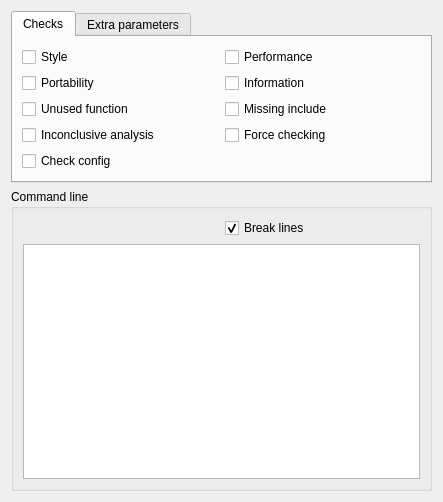
Above: config/projectconfigpage.ui from KDE/kdevelop before the change. Below: the same form after it.
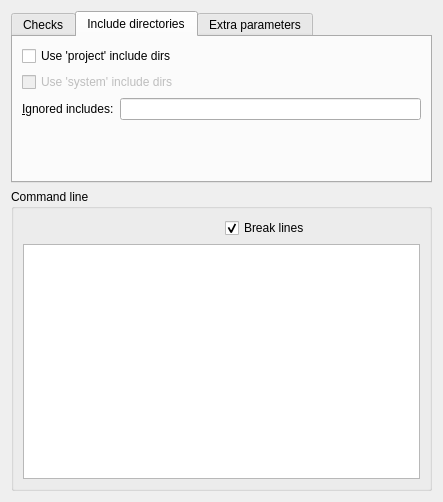
That is the form after the change. The open tabs and pages were chosen to show the change. Custom widgets are drawn as their Qt base class.

Commit message: Add project parameters for include directories setup

Patch:
```diff
--- a/config/projectconfigpage.ui
+++ b/config/projectconfigpage.ui
@@ -141,6 +141,89 @@
        </item>
       </layout>
      </widget>
+     <widget class="QWidget" name="tabIncludes">
+      <attribute name="title">
+       <string>Include directories</string>
+      </attribute>
+      <layout class="QVBoxLayout" name="verticalLayout_3">
+       <item>
+        <widget class="QCheckBox" name="kcfg_useProjectIncludes">
+         <property name="toolTip">
+          <string>&lt;html&gt;&lt;head/&gt;&lt;body&gt;&lt;p&gt;Add 'project' include directories to cppcheck arguments. This option adds only paths related with project's root and build directories.&lt;/p&gt;&lt;/body&gt;&lt;/html&gt;</string>
+         </property>
+         <property name="text">
+          <string>Use 'project' include dirs</string>
+         </property>
+         <property name="checked">
+          <bool>false</bool>
+         </property>
+        </widget>
+       </item>
+       <item>
+        <widget class="QCheckBox" name="kcfg_useSystemIncludes">
+         <property name="enabled">
+          <bool>false</bool>
+         </property>
+         <property name="toolTip">
+          <string>&lt;html&gt;&lt;head/&gt;&lt;body&gt;&lt;p&gt;Add other, 'system' include directories to cppcheck arguments. &lt;/p&gt;&lt;p&gt;Be careful with using this option - it can dramatically slow checking.&lt;/p&gt;&lt;/body&gt;&lt;/html&gt;</string>
+         </property>
+         <property name="text">
+          <string>Use 'system' include dirs</string>
+         </property>
+         <property name="checkable">
+          <bool>true</bool>
+         </property>
+         <property name="checked">
+          <bool>false</bool>
+         </property>
+        </widget>
+       </item>
+       <item>
+        <layout class="QHBoxLayout" name="horizontalLayout_2">
+         <item>
+          <widget class="QLabel" name="label">
+           <property name="text">
+            <string>&amp;Ignored includes:</string>
+           </property>
+           <property name="buddy">
+            <cstring>kcfg_ignoredIncludes</cstring>
+           </property>
+          </widget>
+         </item>
+         <item>
+          <widget class="QLineEdit" name="kcfg_ignoredIncludes">
+           <property name="toolTip">
+            <string>&lt;html&gt;
+
+&lt;p&gt;Defines semicolon-separated list of ignored include directories.&lt;/p&gt;
+
+&lt;p&gt;You can use the following placeholders:&lt;/p&gt;
+
+&lt;p&gt;&lt;b&gt;&lt;tt&gt;%p&lt;/tt&gt;&lt;/b&gt; - Gets replaced by the URL of the project's root directory.&lt;/p&gt;
+
+&lt;p&gt;&lt;b&gt;&lt;tt&gt;%b&lt;/tt&gt;&lt;/b&gt; - Gets replaced by the URL of the project's build directory.&lt;/p&gt;
+
+&lt;/html&gt;</string>
+           </property>
+          </widget>
+         </item>
+        </layout>
+       </item>
+       <item>
+        <spacer name="verticalSpacer">
+         <property name="orientation">
+          <enum>Qt::Vertical</enum>
+         </property>
+         <property name="sizeHint" stdset="0">
+          <size>
+           <width>20</width>
+           <height>40</height>
+          </size>
+         </property>
+        </spacer>
+       </item>
+      </layout>
+     </widget>
      <widget class="QWidget" name="tabExtra">
       <attribute name="title">
        <string>Extra parameters</string>
```
Left out of the diff: 22 changed lines with no effect on the pictures. The commit also changes 4 other files.
